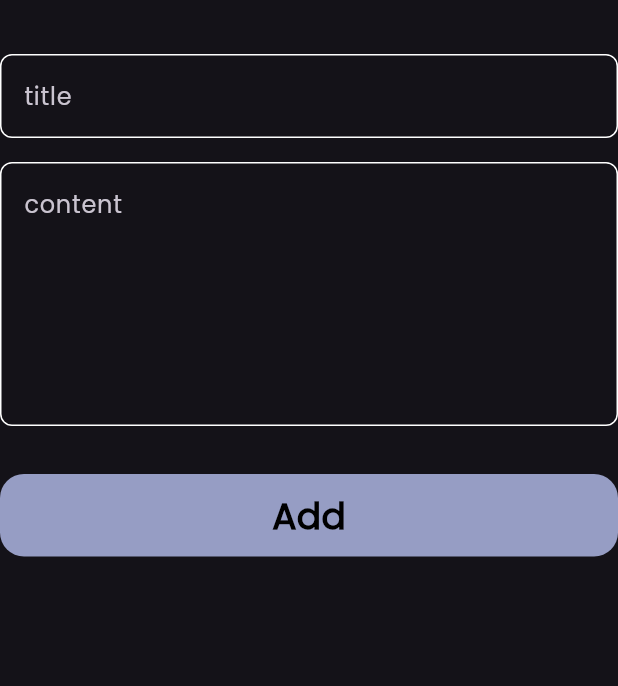
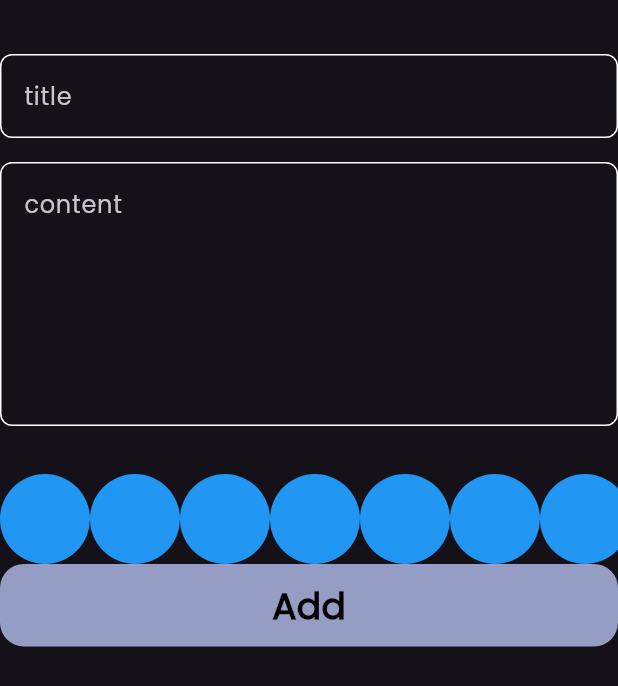
Before and after one commit to mohameddsalah60/notes_app, a Flutter app: the AddNoteForm widget shown alone on an empty page, opened directly, on a phone screen of 412 x 824 dp. Shown: the top 686 px of the screen. Run offline on Flutter 3.47's test engine with Material 3 defaults, Android fonts, the phone set to English and light mode, and no system bars; our stand-ins replace flutter_bloc, hive, hive_flutter; accounts and stored records are empty.

Commit message:
create colors list part one

```diff
--- a/lib/views/widgets/add_note_form.dart
+++ b/lib/views/widgets/add_note_form.dart
@@ -4,6 +4,7 @@ import 'package:notes_app/cubits/add_note_cubit/add_note_cubit.dart';
 
 import '../../constants.dart';
 import '../../models/note_model.dart';
+import 'colors_list_view.dart';
 import 'custom_button.dart';
 import 'custom_text_field.dart';
 
@@ -50,6 +51,7 @@ class _AddNoteFormState extends State<AddNoteForm> {
           const SizedBox(
             height: 32,
           ),
+          ColorsListView(),
           BlocBuilder<AddNoteCubit, AddNoteState>(
             builder: (context, state) {
               return CustomButton(
--- /dev/null
+++ b/lib/views/widgets/colors_list_view.dart
@@ -0,0 +1,31 @@
+import 'package:flutter/material.dart';
+
+class ColorsItem extends StatelessWidget {
+  const ColorsItem({super.key});
+
+  @override
+  Widget build(BuildContext context) {
+    return const CircleAvatar(
+      backgroundColor: Colors.blue,
+      radius: 30,
+    );
+  }
+}
+
+class ColorsListView extends StatelessWidget {
+  const ColorsListView({super.key});
+
+  @override
+  Widget build(BuildContext context) {
+    return SizedBox(
+      height: 60,
+      child: ListView.builder(
+        scrollDirection: Axis.horizontal,
+        itemCount: 10,
+        itemBuilder: (context, index) {
+          return const ColorsItem();
+        },
+      ),
+    );
+  }
+}
```
